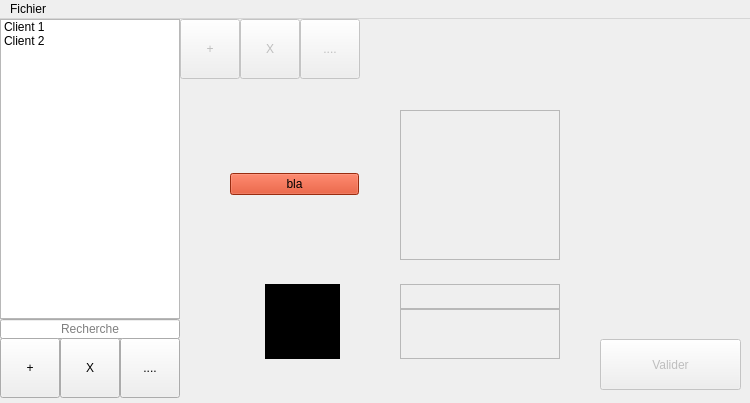
Qt form mainwindow.ui (limalayla/PadID_Palette) before a commit.
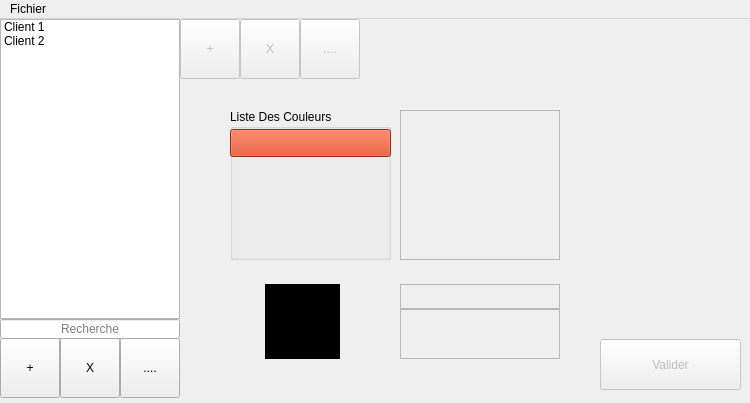
The same form after that commit.

Commit message: Debut de la Grille de Couleur a Taille Variable

What changed in the file:
```diff
--- a/mainwindow.ui
+++ b/mainwindow.ui
@@ -229,27 +229,34 @@
      <string notr="true">background: rgb(0,0,0)</string>
     </property>
    </widget>
-   <widget class="QWidget" name="gridLayoutWidget">
+   <widget class="QGroupBox" name="grpb_listeCouleur">
     <property name="geometry">
      <rect>
-      <x>219</x>
+      <x>230</x>
       <y>90</y>
-      <width>151</width>
+      <width>161</width>
       <height>151</height>
      </rect>
     </property>
-    <layout class="QGridLayout" name="gridLayout">
-     <item row="0" column="0">
+    <property name="title">
+     <string>Liste Des Couleurs</string>
+    </property>
       <widget class="QPushButton" name="btn_couleur">
+     <property name="geometry">
+      <rect>
+       <x>0</x>
+       <y>20</y>
+       <width>161</width>
+       <height>28</height>
+      </rect>
+     </property>
        <property name="styleSheet">
         <string notr="true">background: rgb(214,61,23)</string>
        </property>
        <property name="text">
-        <string>bla</string>
-       </property>
-      </widget>
-     </item>
-    </layout>
+      <string/>
+     </property>
+    </widget>
    </widget>
   </widget>
   <widget class="QMenuBar" name="menuBar">
```
Left out of the diff: 15 changed lines with no effect on the pictures. Lines whose indentation alone changed are shown as unchanged. The commit also changes 2 other files.
